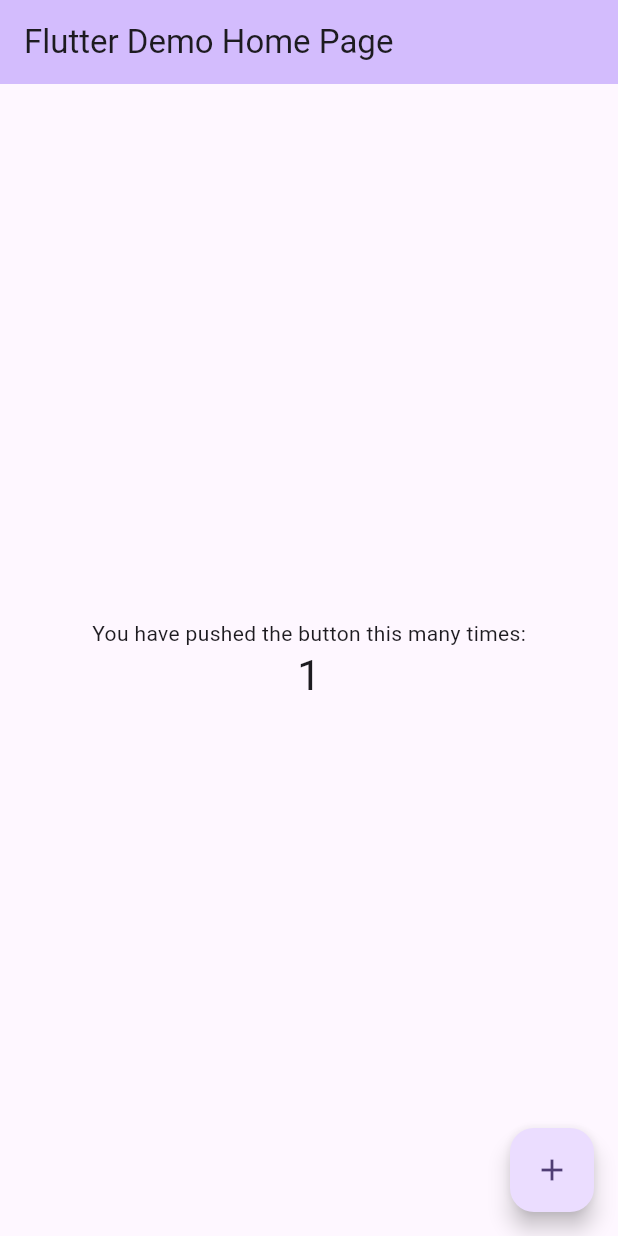
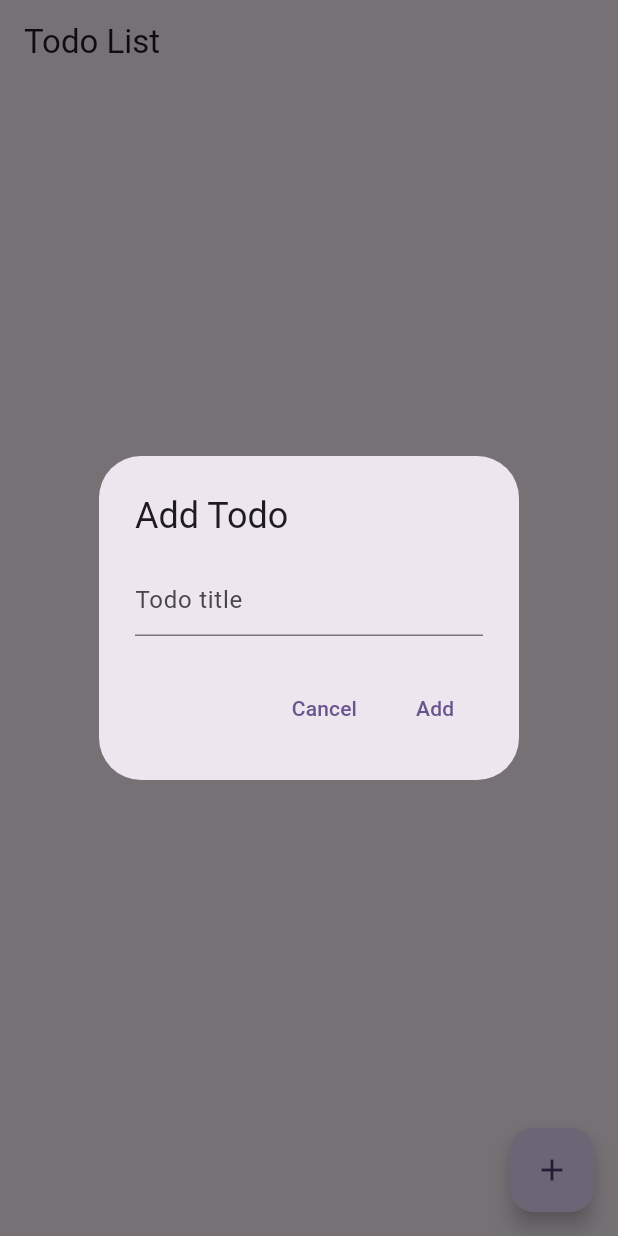
Before and after one commit to kunalmanocha98/split-easy, a Flutter app: the screen it shows after launch, after a tap on the "add" icon, on a phone screen of 412 x 824 dp. Run offline on Flutter 3.47's test engine with Material 3 defaults, Android fonts, the phone set to English and light mode, and no system bars; our stand-ins replace bloc, equatable, flutter_bloc.

Commit message:
feat: Implement Todo List with BLoC
This commit replaces the default counter application with a fully functional todo list application.

The new feature includes:
- A `Todo` model to represent todo items.
- A `TodoBloc` to manage the state of the todo list, with events for adding, removing, and toggling todos.
- A `TodoPage` to display the list of todos and allow user interaction.

The project is structured with a `features/todo` directory, containing subdirectories for `bloc`, `models`, and `view`. The `uuid` package has been added to generate unique IDs for todo items. The `main.dart` file has been updated to launch the new `TodoPage` as the home screen.

```diff
--- /dev/null
+++ b/lib/features/todo/bloc/todo_bloc.dart
@@ -0,0 +1,34 @@
+import 'package:bloc/bloc.dart';
+import 'package:equatable/equatable.dart';
+import 'package:split_easy/features/todo/models/todo_model.dart';
+
+part 'todo_event.dart';
+part 'todo_state.dart';
+
+class TodoBloc extends Bloc<TodoEvent, TodoState> {
+  TodoBloc() : super(const TodoState()) {
+    on<TodoAdd>(_onTodoAdd);
+    on<TodoRemove>(_onTodoRemove);
+    on<TodoToggle>(_onTodoToggle);
+  }
+
+  void _onTodoAdd(TodoAdd event, Emitter<TodoState> emit) {
+    final newTodos = List<Todo>.from(state.todos)..add(event.todo);
+    emit(TodoState(todos: newTodos));
+  }
+
+  void _onTodoRemove(TodoRemove event, Emitter<TodoState> emit) {
+    final newTodos = List<Todo>.from(state.todos)..remove(event.todo);
+    emit(TodoState(todos: newTodos));
+  }
+
+  void _onTodoToggle(TodoToggle event, Emitter<TodoState> emit) {
+    final newTodos = state.todos.map((todo) {
+      if (todo.id == event.todo.id) {
+        return todo.copyWith(isCompleted: !todo.isCompleted);
+      }
+      return todo;
+    }).toList();
+    emit(TodoState(todos: newTodos));
+  }
+}
--- /dev/null
+++ b/lib/features/todo/bloc/todo_event.dart
@@ -0,0 +1,35 @@
+part of 'todo_bloc.dart';
+
+abstract class TodoEvent extends Equatable {
+  const TodoEvent();
+
+  @override
+  List<Object> get props => [];
+}
+
+class TodoAdd extends TodoEvent {
+  const TodoAdd(this.todo);
+
+  final Todo todo;
+
+  @override
+  List<Object> get props => [todo];
+}
+
+class TodoRemove extends TodoEvent {
+  const TodoRemove(this.todo);
+
+  final Todo todo;
+
+  @override
+  List<Object> get props => [todo];
+}
+
+class TodoToggle extends TodoEvent {
+  const TodoToggle(this.todo);
+
+  final Todo todo;
+
+  @override
+  List<Object> get props => [todo];
+}
--- /dev/null
+++ b/lib/features/todo/bloc/todo_state.dart
@@ -0,0 +1,12 @@
+part of 'todo_bloc.dart';
+
+class TodoState extends Equatable {
+  const TodoState({
+    this.todos = const [],
+  });
+
+  final List<Todo> todos;
+
+  @override
+  List<Object> get props => [todos];
+}
--- /dev/null
+++ b/lib/features/todo/models/todo_model.dart
@@ -0,0 +1,28 @@
+import 'package:equatable/equatable.dart';
+
+class Todo extends Equatable {
+  const Todo({
+    required this.id,
+    required this.title,
+    this.isCompleted = false,
+  });
+
+  final String id;
+  final String title;
+  final bool isCompleted;
+
+  Todo copyWith({
+    String? id,
+    String? title,
+    bool? isCompleted,
+  }) {
+    return Todo(
+      id: id ?? this.id,
+      title: title ?? this.title,
+      isCompleted: isCompleted ?? this.isCompleted,
+    );
+  }
+
+  @override
+  List<Object?> get props => [id, title, isCompleted];
+}
--- /dev/null
+++ b/lib/features/todo/view/todo_page.dart
@@ -0,0 +1,88 @@
+import 'package:flutter/material.dart';
+import 'package:flutter_bloc/flutter_bloc.dart';
+import 'package:split_easy/features/todo/bloc/todo_bloc.dart';
+import 'package:split_easy/features/todo/models/todo_model.dart';
+import 'package:uuid/uuid.dart';
+
+class TodoPage extends StatelessWidget {
+  const TodoPage({super.key});
+
+  @override
+  Widget build(BuildContext context) {
+    return Scaffold(
+      appBar: AppBar(
+        title: const Text('Todo List'),
+      ),
+      body: BlocBuilder<TodoBloc, TodoState>(
+        builder: (context, state) {
+          return ListView.builder(
+            itemCount: state.todos.length,
+            itemBuilder: (context, index) {
+              final todo = state.todos[index];
+              return ListTile(
+                title: Text(
+                  todo.title,
+                  style: TextStyle(
+                    decoration: todo.isCompleted
+                        ? TextDecoration.lineThrough
+                        : TextDecoration.none,
+                  ),
+                ),
+                leading: Checkbox(
+                  value: todo.isCompleted,
+                  onChanged: (value) {
+                    context.read<TodoBloc>().add(TodoToggle(todo));
+                  },
+                ),
+                trailing: IconButton(
+                  icon: const Icon(Icons.delete),
+                  onPressed: () {
+                    context.read<TodoBloc>().add(TodoRemove(todo));
+                  },
+                ),
+              );
+            },
+          );
+        },
+      ),
+      floatingActionButton: FloatingActionButton(
+        onPressed: () => _showAddTodoDialog(context),
+        tooltip: 'Add Todo',
+        child: const Icon(Icons.add),
+      ),
+    );
+  }
+
+  void _showAddTodoDialog(BuildContext context) {
+    final TextEditingController controller = TextEditingController();
+    showDialog(
+      context: context,
+      builder: (context) {
+        return AlertDialog(
+          title: const Text('Add Todo'),
+          content: TextField(
+            controller: controller,
+            decoration: const InputDecoration(hintText: 'Todo title'),
+          ),
+          actions: [
+            TextButton(
+              onPressed: () => Navigator.pop(context),
+              child: const Text('Cancel'),
+            ),
+            TextButton(
+              onPressed: () {
+                final todo = Todo(
+                  id: const Uuid().v4(),
+                  title: controller.text,
+                );
+                context.read<TodoBloc>().add(TodoAdd(todo));
+                Navigator.pop(context);
+              },
+              child: const Text('Add'),
+            ),
+          ],
+        );
+      },
+    );
+  }
+}
--- a/lib/main.dart
+++ b/lib/main.dart
@@ -1,4 +1,7 @@
 import 'package:flutter/material.dart';
+import 'package:flutter_bloc/flutter_bloc.dart';
+import 'package:split_easy/features/todo/bloc/todo_bloc.dart';
+import 'package:split_easy/features/todo/view/todo_page.dart';
 
 void main() {
   runApp(const MyApp());
@@ -7,115 +10,17 @@ void main() {
 class MyApp extends StatelessWidget {
   const MyApp({super.key});
 
-  // This widget is the root of your application.
   @override
   Widget build(BuildContext context) {
     return MaterialApp(
-      title: 'Flutter Demo',
+      title: 'Todo List',
       theme: ThemeData(
-        // This is the theme of your application.
-        //
-        // TRY THIS: Try running your application with "flutter run". You'll see
-        // the application has a purple toolbar. Then, without quitting the app,
-        // try changing the seedColor in the colorScheme below to Colors.green
-        // and then invoke "hot reload" (save your changes or press the "hot
-        // reload" button in a Flutter-supported IDE, or press "r" if you used
-        // the command line to start the app).
-        //
-        // Notice that the counter didn't reset back to zero; the application
-        // state is not lost during the reload. To reset the state, use hot
-        // restart instead.
-        //
-        // This works for code too, not just values: Most code changes can be
-        // tested with just a hot reload.
-        colorScheme: .fromSeed(seedColor: Colors.deepPurple),
+        colorScheme: ColorScheme.fromSeed(seedColor: Colors.deepPurple),
+        useMaterial3: true,
       ),
-      home: const MyHomePage(title: 'Flutter Demo Home Page'),
-    );
-  }
-}
-
-class MyHomePage extends StatefulWidget {
-  const MyHomePage({super.key, required this.title});
-
-  // This widget is the home page of your application. It is stateful, meaning
-  // that it has a State object (defined below) that contains fields that affect
-  // how it looks.
-
-  // This class is the configuration for the state. It holds the values (in this
-  // case the title) provided by the parent (in this case the App widget) and
-  // used by the build method of the State. Fields in a Widget subclass are
-  // always marked "final".
-
-  final String title;
-
-  @override
-  State<MyHomePage> createState() => _MyHomePageState();
-}
-
-class _MyHomePageState extends State<MyHomePage> {
-  int _counter = 0;
-
-  void _incrementCounter() {
-    setState(() {
-      // This call to setState tells the Flutter framework that something has
-      // changed in this State, which causes it to rerun the build method below
-      // so that the display can reflect the updated values. If we changed
-      // _counter without calling setState(), then the build method would not be
-      // called again, and so nothing would appear to happen.
-      _counter++;
-    });
-  }
-
-  @override
-  Widget build(BuildContext context) {
-    // This method is rerun every time setState is called, for instance as done
-    // by the _incrementCounter method above.
-    //
-    // The Flutter framework has been optimized to make rerunning build methods
-    // fast, so that you can just rebuild anything that needs updating rather
-    // than having to individually change instances of widgets.
-    return Scaffold(
-      appBar: AppBar(
-        // TRY THIS: Try changing the color here to a specific color (to
-        // Colors.amber, perhaps?) and trigger a hot reload to see the AppBar
-        // change color while the other colors stay the same.
-        backgroundColor: Theme.of(context).colorScheme.inversePrimary,
-        // Here we take the value from the MyHomePage object that was created by
-        // the App.build method, and use it to set our appbar title.
-        title: Text(widget.title),
-      ),
-      body: Center(
-        // Center is a layout widget. It takes a single child and positions it
-        // in the middle of the parent.
-        child: Column(
-          // Column is also a layout widget. It takes a list of children and
-          // arranges them vertically. By default, it sizes itself to fit its
-          // children horizontally, and tries to be as tall as its parent.
-          //
-          // Column has various properties to control how it sizes itself and
-          // how it positions its children. Here we use mainAxisAlignment to
-          // center the children vertically; the main axis here is the vertical
-          // axis because Columns are vertical (the cross axis would be
-          // horizontal).
-          //
-          // TRY THIS: Invoke "debug painting" (choose the "Toggle Debug Paint"
-          // action in the IDE, or press "p" in the console), to see the
-          // wireframe for each widget.
-          mainAxisAlignment: .center,
-          children: [
-            const Text('You have pushed the button this many times:'),
-            Text(
-              '$_counter',
-              style: Theme.of(context).textTheme.headlineMedium,
-            ),
-          ],
-        ),
-      ),
-      floatingActionButton: FloatingActionButton(
-        onPressed: _incrementCounter,
-        tooltip: 'Increment',
-        child: const Icon(Icons.add),
+      home: BlocProvider(
+        create: (context) => TodoBloc(),
+        child: const TodoPage(),
       ),
     );
   }
--- a/pubspec.yaml
+++ b/pubspec.yaml
@@ -36,6 +36,7 @@ dependencies:
   cupertino_icons: ^1.0.8
   flutter_bloc: ^8.1.6
   equatable: ^2.0.5
+  uuid: ^4.4.0
 
 dev_dependencies:
   flutter_test:
```
